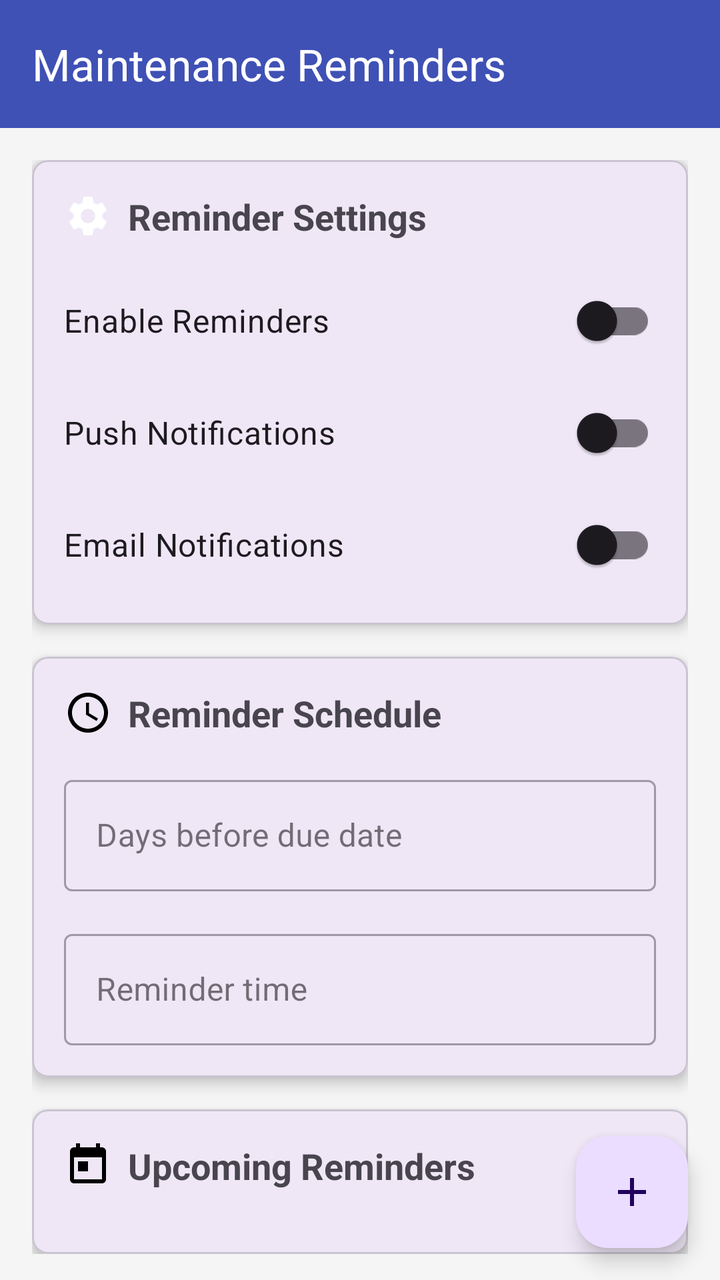
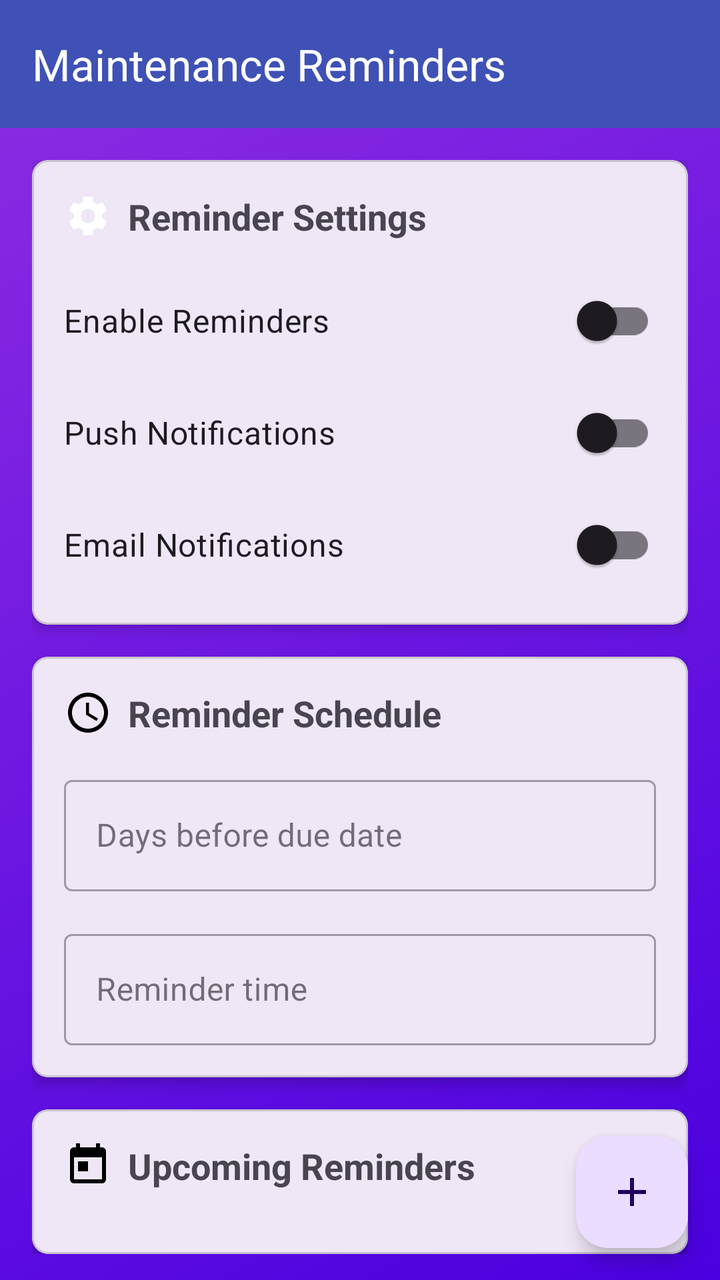

Two renders of the same Android screen: before a commit and after it. Below are the layout's source before the change and the commit's diff.
<!-- AndroidManifest.xml: application theme Theme.MyApplication -->
<!-- res/layout/activity_maintenance_reminder.xml -->
<?xml version="1.0" encoding="utf-8"?>
<androidx.coordinatorlayout.widget.CoordinatorLayout
    xmlns:android="http://schemas.android.com/apk/res/android"
    xmlns:app="http://schemas.android.com/apk/res-auto"
    android:layout_width="match_parent"
    android:layout_height="match_parent"
    android:background="@color/colorBackground">

    <com.google.android.material.appbar.AppBarLayout
        android:layout_width="match_parent"
        android:layout_height="wrap_content">

        <androidx.appcompat.widget.Toolbar
            android:id="@+id/toolbar"
            android:layout_width="match_parent"
            android:layout_height="?attr/actionBarSize"
            android:background="@color/colorPrimary"
            app:title="Maintenance Reminders"
            app:titleTextColor="@android:color/white"/>

    </com.google.android.material.appbar.AppBarLayout>

    <androidx.core.widget.NestedScrollView
        android:layout_width="match_parent"
        android:layout_height="match_parent"
        app:layout_behavior="@string/appbar_scrolling_view_behavior">

        <LinearLayout
            android:layout_width="match_parent"
            android:layout_height="wrap_content"
            android:orientation="vertical"
            android:padding="16dp">

            <com.google.android.material.card.MaterialCardView
                android:layout_width="match_parent"
                android:layout_height="wrap_content"
                android:layout_marginBottom="16dp"
                app:cardCornerRadius="8dp"
                app:cardElevation="4dp">

                <LinearLayout
                    android:layout_width="match_parent"
                    android:layout_height="wrap_content"
                    android:orientation="vertical"
                    android:padding="16dp">

                    <TextView
                        android:layout_width="wrap_content"
                        android:layout_height="wrap_content"
                        android:text="Reminder Settings"
                        android:textSize="18sp"
                        android:textStyle="bold"
                        android:drawableStart="@drawable/ic_settings"
                        android:drawablePadding="8dp"/>

                    <com.google.android.material.switchmaterial.SwitchMaterial
                        android:id="@+id/switchEnableReminders"
                        android:layout_width="match_parent"
                        android:layout_height="wrap_content"
                        android:layout_marginTop="16dp"
                        android:text="Enable Reminders"
                        android:textSize="16sp"/>

                    <com.google.android.material.switchmaterial.SwitchMaterial
                        android:id="@+id/switchPushNotifications"
                        android:layout_width="match_parent"
                        android:layout_height="wrap_content"
                        android:layout_marginTop="8dp"
                        android:text="Push Notifications"
                        android:textSize="16sp"/>

                    <com.google.android.material.switchmaterial.SwitchMaterial
                        android:id="@+id/switchEmailNotifications"
                        android:layout_width="match_parent"
                        android:layout_height="wrap_content"
                        android:layout_marginTop="8dp"
                        android:text="Email Notifications"
                        android:textSize="16sp"/>

                </LinearLayout>

            </com.google.android.material.card.MaterialCardView>

            <com.google.android.material.card.MaterialCardView
                android:layout_width="match_parent"
                android:layout_height="wrap_content"
                android:layout_marginBottom="16dp"
                app:cardCornerRadius="8dp"
                app:cardElevation="4dp">

                <LinearLayout
                    android:layout_width="match_parent"
                    android:layout_height="wrap_content"
                    android:orientation="vertical"
                    android:padding="16dp">

                    <TextView
                        android:layout_width="wrap_content"
                        android:layout_height="wrap_content"
                        android:text="Reminder Schedule"
                        android:textSize="18sp"
                        android:textStyle="bold"
                        android:drawableStart="@drawable/ic_schedule"
                        android:drawablePadding="8dp"/>

                    <com.google.android.material.textfield.TextInputLayout
                        android:id="@+id/tilReminderDays"
                        android:layout_width="match_parent"
                        android:layout_height="wrap_content"
                        android:layout_marginTop="16dp"
                        android:hint="Days before due date"
                        style="@style/Widget.MaterialComponents.TextInputLayout.OutlinedBox">

                        <com.google.android.material.textfield.TextInputEditText
                            android:id="@+id/etReminderDays"
                            android:layout_width="match_parent"
                            android:layout_height="wrap_content"
                            android:inputType="number"/>

                    </com.google.android.material.textfield.TextInputLayout>

                    <com.google.android.material.textfield.TextInputLayout
                        android:id="@+id/tilReminderTime"
                        android:layout_width="match_parent"
                        android:layout_height="wrap_content"
                        android:layout_marginTop="16dp"
                        android:hint="Reminder time"
                        style="@style/Widget.MaterialComponents.TextInputLayout.OutlinedBox">

                        <com.google.android.material.textfield.TextInputEditText
                            android:id="@+id/etReminderTime"
                            android:layout_width="match_parent"
                            android:layout_height="wrap_content"
                            android:inputType="time"/>

                    </com.google.android.material.textfield.TextInputLayout>

                </LinearLayout>

            </com.google.android.material.card.MaterialCardView>

            <com.google.android.material.card.MaterialCardView
                android:layout_width="match_parent"
                android:layout_height="wrap_content"
                app:cardCornerRadius="8dp"
                app:cardElevation="4dp">

                <LinearLayout
                    android:layout_width="match_parent"
                    android:layout_height="wrap_content"
                    android:orientation="vertical"
                    android:padding="16dp">

                    <TextView
                        android:layout_width="wrap_content"
                        android:layout_height="wrap_content"
                        android:text="Upcoming Reminders"
                        android:textSize="18sp"
                        android:textStyle="bold"
                        android:drawableStart="@drawable/ic_upcoming"
                        android:drawablePadding="8dp"/>

                    <androidx.recyclerview.widget.RecyclerView
                        android:id="@+id/rvUpcomingReminders"
                        android:layout_width="match_parent"
                        android:layout_height="wrap_content"
                        android:layout_marginTop="16dp"
                        android:nestedScrollingEnabled="false"/>

                </LinearLayout>

            </com.google.android.material.card.MaterialCardView>

        </LinearLayout>

    </androidx.core.widget.NestedScrollView>

    <com.google.android.material.floatingactionbutton.FloatingActionButton
        android:id="@+id/fabAddReminder"
        android:layout_width="wrap_content"
        android:layout_height="wrap_content"
        android:layout_gravity="bottom|end"
        android:layout_margin="16dp"
        android:src="@drawable/ic_add_reminder"
        app:fabSize="normal"/>

</androidx.coordinatorlayout.widget.CoordinatorLayout>
<!-- resources referenced by this layout -->
<resources>
  <color name="colorBackground">#F5F5F5</color>
  <color name="colorPrimary">#3F51B5</color>
  <!-- drawable ic_add_reminder (drawable) -->
  <vector xmlns:android="http://schemas.android.com/apk/res/android"
      android:width="24dp"
      android:height="24dp"
      android:viewportWidth="24"
      android:viewportHeight="24">
      <path
          android:fillColor="#FFFFFF"
          android:pathData="M19,13h-6v6h-2v-6H5v-2h6V5h2v6h6v2z"/>
  </vector>
  <!-- drawable ic_schedule (drawable) -->
  <vector xmlns:android="http://schemas.android.com/apk/res/android"
      android:width="24dp"
      android:height="24dp"
      android:viewportWidth="24"
      android:viewportHeight="24">
      <path
          android:fillColor="#000000"
          android:pathData="M11.99,2C6.47,2 2,6.48 2,12s4.47,10 9.99,10C17.52,22 22,17.52 22,12S17.52,2 11.99,2zM12,20c-4.42,0 -8,-3.58 -8,-8s3.58,-8 8,-8 8,3.58 8,8 -3.58,8 -8,8zM12.5,7H11v6l5.25,3.15 0.75,-1.23 -4.5,-2.67z"/>
  </vector>
  <!-- drawable ic_settings (drawable) -->
  <vector xmlns:android="http://schemas.android.com/apk/res/android"
      android:width="24dp"
      android:height="24dp"
      android:viewportWidth="24"
      android:viewportHeight="24">
      <path
          android:fillColor="#FFFFFF"
          android:pathData="M19.14,12.94c0.04,-0.3 0.06,-0.61 0.06,-0.94c0,-0.32 -0.02,-0.64 -0.07,-0.94l2.03,-1.58c0.18,-0.14 0.23,-0.41 0.12,-0.61l-1.92,-3.32c-0.12,-0.22 -0.37,-0.29 -0.59,-0.22l-2.39,0.96c-0.5,-0.38 -1.03,-0.7 -1.62,-0.94L14.4,2.81c-0.04,-0.24 -0.24,-0.41 -0.48,-0.41h-3.84c-0.24,0 -0.43,0.17 -0.47,0.41L9.25,5.35C8.66,5.59 8.12,5.92 7.63,6.29L5.24,5.33c-0.22,-0.08 -0.47,0 -0.59,0.22L2.74,8.87C2.62,9.08 2.66,9.34 2.86,9.48l2.03,1.58C4.84,11.36 4.8,11.69 4.8,12s0.02,0.64 0.07,0.94l-2.03,1.58c-0.18,0.14 -0.23,0.41 -0.12,0.61l1.92,3.32c0.12,0.22 0.37,0.29 0.59,0.22l2.39,-0.96c0.5,0.38 1.03,0.7 1.62,0.94l0.36,2.54c0.05,0.24 0.24,0.41 0.48,0.41h3.84c0.24,0 0.44,-0.17 0.47,-0.41l0.36,-2.54c0.59,-0.24 1.13,-0.56 1.62,-0.94l2.39,0.96c0.22,0.08 0.47,0 0.59,-0.22l1.92,-3.32c0.12,-0.22 0.07,-0.47 -0.12,-0.61L19.14,12.94zM12,15.6c-1.98,0 -3.6,-1.62 -3.6,-3.6s1.62,-3.6 3.6,-3.6s3.6,1.62 3.6,3.6S13.98,15.6 12,15.6z"/>
  </vector>
  <!-- drawable ic_upcoming (drawable) -->
  <vector xmlns:android="http://schemas.android.com/apk/res/android"
      android:width="24dp"
      android:height="24dp"
      android:viewportWidth="24"
      android:viewportHeight="24">
      <path
          android:fillColor="#000000"
          android:pathData="M19,3h-1V1h-2v2H8V1H6v2H5c-1.11,0 -1.99,0.9 -1.99,2L3,19c0,1.1 0.89,2 2,2h14c1.1,0 2,-0.9 2,-2V5c0,-1.1 -0.9,-2 -2,-2zm0,16H5V8h14v11zM7,10h5v5H7z"/>
  </vector>
  <style name="Theme.MyApplication" parent="Base.Theme.MyApplication" />
  <style name="Base.Theme.MyApplication" parent="Theme.Material3.DayNight.NoActionBar">
          
          
      </style>
</resources>

<!-- the commit's change to res/layout/activity_maintenance_reminder.xml (unified diff, before → after) -->
@@ -4,7 +4,7 @@
     xmlns:app="http://schemas.android.com/apk/res-auto"
     android:layout_width="match_parent"
     android:layout_height="match_parent"
-    android:background="@color/colorBackground">
+    android:background="@drawable/gradient_background">
 
     <com.google.android.material.appbar.AppBarLayout
         android:layout_width="match_parent"
@@ -15,8 +15,9 @@
             android:layout_width="match_parent"
             android:layout_height="?attr/actionBarSize"
             android:background="@color/colorPrimary"
+            android:baselineAligned="false"
             app:title="Maintenance Reminders"
-            app:titleTextColor="@android:color/white"/>
+            app:titleTextColor="@android:color/white" />
 
     </com.google.android.material.appbar.AppBarLayout>
 
<!-- resource entries referenced after the edit -->
@@ -1,7 +1,14 @@
 <!-- resources referenced by this layout -->
 <resources>
-  <color name="colorBackground">#F5F5F5</color>
   <color name="colorPrimary">#3F51B5</color>
+  <!-- drawable gradient_background (drawable) -->
+  <?xml version="1.0" encoding="utf-8"?>
+  <shape xmlns:android="http://schemas.android.com/apk/res/android">
+      <gradient
+          android:startColor="#4A00E0"
+          android:endColor="#8E2DE2"
+          android:angle="135"/>
+  </shape>
   <!-- drawable ic_add_reminder (drawable) -->
   <vector xmlns:android="http://schemas.android.com/apk/res/android"
       android:width="24dp"
